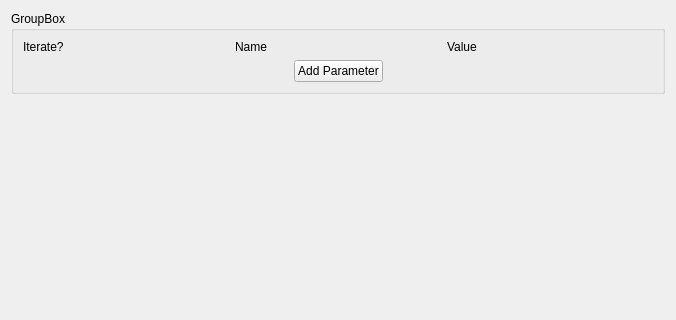
Old version of the form gui/edit_simulation.ui in the repository domischi/IAMS; both pictures show x 0 to 676 and y 0 to 320 of the 676 by 512 pixel window.
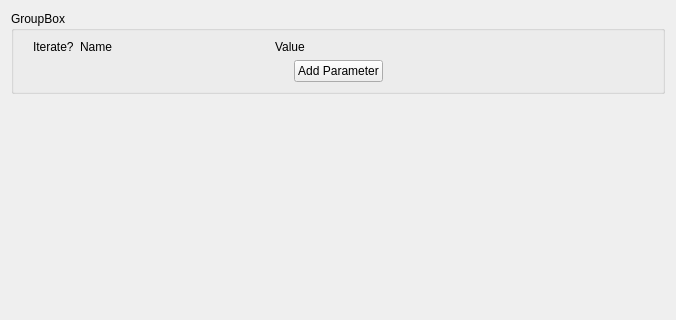
New version of the form.

Commit message: Fix edit_simulation ui in case of no parameters loaded

Patch:
```diff
--- a/gui/edit_simulation.ui
+++ b/gui/edit_simulation.ui
@@ -27,28 +27,35 @@
      </property>
      <layout class="QVBoxLayout" name="verticalLayout_2">
       <item>
-       <layout class="QGridLayout" name="gl_parameters" columnstretch="0,0,0">
-        <item row="0" column="2">
-         <widget class="QLabel" name="ValueLabel">
-          <property name="text">
-           <string>Value</string>
-          </property>
-         </widget>
-        </item>
-        <item row="0" column="0">
+       <layout class="QGridLayout" name="gl_parameters" columnstretch="0,0,1,2">
+        <item row="0" column="1">
          <widget class="QLabel" name="IterateLabel">
           <property name="text">
            <string>Iterate?</string>
           </property>
          </widget>
         </item>
-        <item row="0" column="1">
+        <item row="0" column="2">
          <widget class="QLabel" name="NameLabel">
           <property name="text">
            <string>Name</string>
           </property>
          </widget>
         </item>
+        <item row="0" column="3">
+         <widget class="QLabel" name="ValueLabel">
+          <property name="text">
+           <string>Value</string>
+          </property>
+         </widget>
+        </item>
+        <item row="0" column="0">
+         <widget class="QLabel" name="PlaceholderLabel">
+          <property name="text">
+           <string> </string>
+          </property>
+         </widget>
+        </item>
        </layout>
       </item>
       <item>
```
